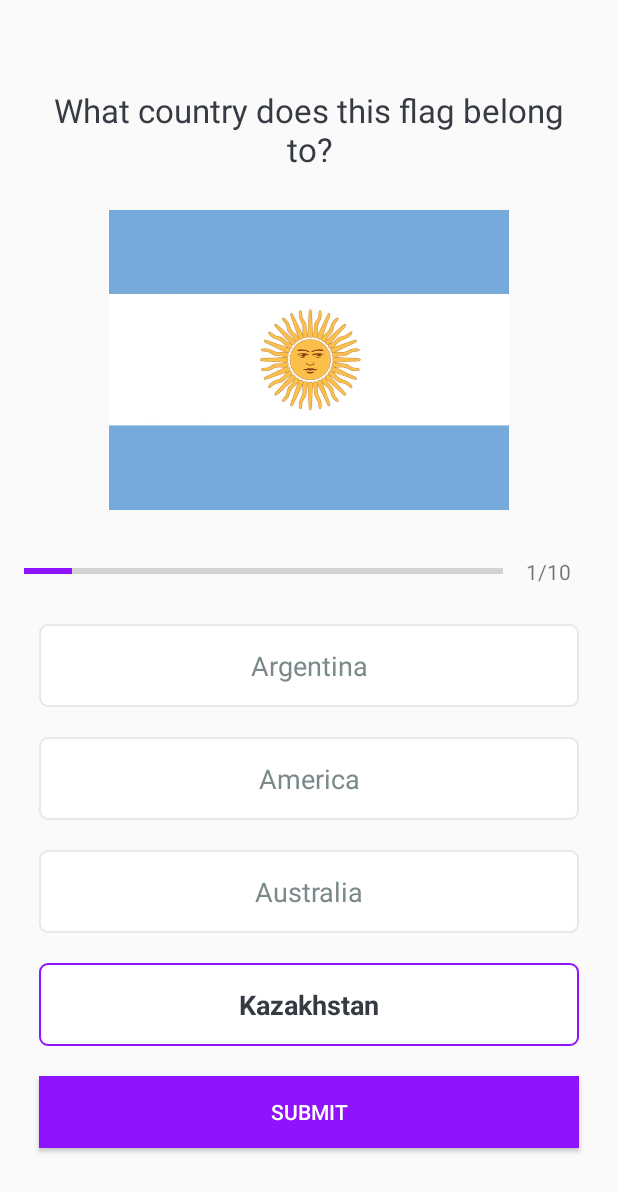
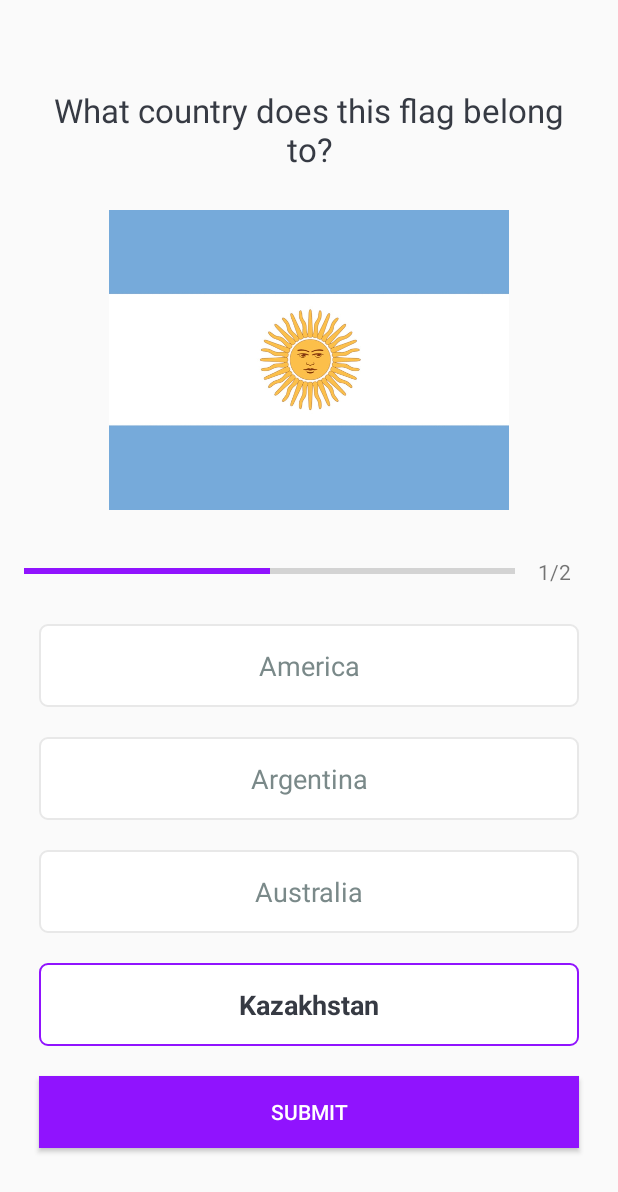
Before and after one commit to ukenovalex/androidQuizApp, an Android app: the QuizQuestionsActivity screen opened directly, with no data from a screen before it, after a tap on "Kazakhstan", on a phone screen of 412 x 824 dp. Shown: the top 1192 px of the screen. Run offline under Robolectric (Android 15) with nearby library versions, the phone set to English and light mode, and no system bars; 3 other taps on this screen came first.

Commit message:
finalize question app

```diff
--- a/app/src/main/java/com/example/quizapp/Constants.kt
+++ b/app/src/main/java/com/example/quizapp/Constants.kt
@@ -1,20 +1,38 @@
 package com.example.quizapp
 
 object Constants {
+
+    const val USER_NAME: String = "user_name"
+    const val TOTAL_QUESTIONS: String = "total_questions"
+    const val CORRECT_ANSWERS: String = "correct_answers"
+
+
     fun getQuestions(): ArrayList<Question> {
         val questionList = ArrayList<Question>()
         val que1 = Question(
             id = 1,
             question = "What country does this flag belong to?",
             image = R.drawable.argentina,
+            optionOne = "America",
+            optionTwo = "Argentina",
+            optionThree = "Australia",
+            optionFour = "Kazakhstan",
+            correctAnswer = 2
+        )
+
+        val que2 = Question(
+            id = 2,
+            question = "What country does this flag belong to?",
+            image = R.drawable.australia,
             optionOne = "Argentina",
             optionTwo = "America",
             optionThree = "Australia",
             optionFour = "Kazakhstan",
-            correctAnswer = 1
+            correctAnswer = 3
         )
 
         questionList.add(que1)
+        questionList.add(que2)
         return questionList
     }
 }
--- a/app/src/main/java/com/example/quizapp/MainActivity.kt
+++ b/app/src/main/java/com/example/quizapp/MainActivity.kt
@@ -27,6 +27,7 @@ class MainActivity : AppCompatActivity() {
                 Toast.makeText(this, "Please enter your name", Toast.LENGTH_SHORT).show()
             } else {
                 val intent = Intent(this, QuizQuestionsActivity::class.java)
+                intent.putExtra(Constants.USER_NAME, binding.etName.text.toString())
                 startActivity(intent)
                 finish()
             }
--- a/app/src/main/java/com/example/quizapp/QuizQuestionsActivity.kt
+++ b/app/src/main/java/com/example/quizapp/QuizQuestionsActivity.kt
@@ -1,12 +1,14 @@
 package com.example.quizapp
 
 import android.annotation.SuppressLint
+import android.content.Intent
 import android.graphics.Color
 import android.graphics.Typeface
 import androidx.appcompat.app.AppCompatActivity
 import android.os.Bundle
 import android.view.View
 import android.widget.TextView
+import android.widget.Toast
 import androidx.core.content.ContextCompat
 import com.example.quizapp.databinding.ActivityQuizQuestionsBinding
 
@@ -16,10 +18,16 @@ class QuizQuestionsActivity : AppCompatActivity(), View.OnClickListener {
     private var mCurrentPosition: Int = 1
     private var mQuestionList: ArrayList<Question>? = null
     private var mSelectedOptionPosition: Int = 0
+    private var mCorrectAnswers: Int = 0
+    private var mUserName: String? = null
+    private var mIsEnteredAnswer = false
 
 
     override fun onCreate(savedInstanceState: Bundle?) {
         super.onCreate(savedInstanceState)
+
+        mUserName = intent.getStringExtra(Constants.USER_NAME)
+
         binding = ActivityQuizQuestionsBinding.inflate(layoutInflater)
         val view = binding.root
         setContentView(view)
@@ -32,22 +40,79 @@ class QuizQuestionsActivity : AppCompatActivity(), View.OnClickListener {
     override fun onClick(view: View?) {
         when(view?.id) {
             R.id.tv_option_one -> selectOptionView(binding.tvOptionOne, 1)
-            R.id.tv_option_two -> selectOptionView(binding.tvOptionTwo, 1)
-            R.id.tv_option_three -> selectOptionView(binding.tvOptionThree, 1)
-            R.id.tv_option_four -> selectOptionView(binding.tvOptionFour, 1)
+            R.id.tv_option_two -> selectOptionView(binding.tvOptionTwo, 2)
+            R.id.tv_option_three -> selectOptionView(binding.tvOptionThree, 3)
+            R.id.tv_option_four -> selectOptionView(binding.tvOptionFour, 4)
+            R.id.btn_submit -> {
+                if (mSelectedOptionPosition == 0) {
+                    mCurrentPosition++
+
+                    when {
+                        mCurrentPosition <= mQuestionList!!.size -> {
+                            setQuestion()
+                        }
+                        else -> {
+                            val intent = Intent(this, ResultActivity::class.java)
+                            intent.putExtra(Constants.USER_NAME, mUserName)
+                            intent.putExtra(Constants.CORRECT_ANSWERS, mCorrectAnswers)
+                            intent.putExtra(Constants.TOTAL_QUESTIONS, mQuestionList!!.size)
+                            startActivity(intent)
+                            finish()
+                        }
+                    }
+                } else {
+                    val question = mQuestionList?.get(mCurrentPosition - 1)
+                    if(question!!.correctAnswer != mSelectedOptionPosition) {
+                        answerView(mSelectedOptionPosition, R.drawable.wrong_option_border_bg)
+                    } else {
+                        mCorrectAnswers++
+                    }
+                    answerView(question.correctAnswer, R.drawable.correct_option_border_bg)
+                    mIsEnteredAnswer = true
+                    if(mCurrentPosition == mQuestionList!!.size) {
+                        binding.btnSubmit.text = "Finish"
+                    } else {
+                        binding.btnSubmit.text = "Go to the next question"
+                    }
+                    mSelectedOptionPosition = 0
+                }
+            }
+        }
+    }
+
+    private fun answerView(answer: Int, drawableView: Int) {
+        when(answer) {
+            1 -> {
+                binding.tvOptionOne.background = ContextCompat.getDrawable(this, drawableView)
+            }
+            2 -> {
+                binding.tvOptionTwo.background = ContextCompat.getDrawable(this, drawableView)
+            }
+            3 -> {
+                binding.tvOptionThree.background = ContextCompat.getDrawable(this, drawableView)
+            }
+            4 -> {
+                binding.tvOptionFour.background = ContextCompat.getDrawable(this, drawableView)
+            }
         }
     }
 
     @SuppressLint("SetTextI18n")
     private fun setQuestion() {
-        mCurrentPosition = 1
         val question: Question? = mQuestionList!![mCurrentPosition - 1]
         defaultOptionsView()
+        mIsEnteredAnswer = false
+        if(mCurrentPosition == mQuestionList!!.size) {
+            binding.btnSubmit.text = "FINISH"
+        } else {
+            binding.btnSubmit.text = "Submit"
+        }
 
         binding.tvOptionOne.setOnClickListener(this)
         binding.tvOptionTwo.setOnClickListener(this)
         binding.tvOptionThree.setOnClickListener(this)
         binding.tvOptionFour.setOnClickListener(this)
+        binding.btnSubmit.setOnClickListener(this)
 
         binding.progressBar.progress = mCurrentPosition
         binding.tvProgress.text = "${mCurrentPosition}/${binding.progressBar.max}"
@@ -76,10 +141,13 @@ class QuizQuestionsActivity : AppCompatActivity(), View.OnClickListener {
 
 
     private fun selectOptionView(textView: TextView, selectedOptionNumber: Int) {
-        defaultOptionsView()
-        mSelectedOptionPosition = selectedOptionNumber
-        textView.setTextColor(Color.parseColor("#363A43"))
-        textView.setTypeface(textView.typeface, Typeface.BOLD)
-        textView.background = ContextCompat.getDrawable(this, R.drawable.selected_option_border_bg)
+        if(!mIsEnteredAnswer) {
+            defaultOptionsView()
+            mSelectedOptionPosition = selectedOptionNumber
+            textView.setTextColor(Color.parseColor("#363A43"))
+            textView.setTypeface(textView.typeface, Typeface.BOLD)
+            textView.background = ContextCompat.getDrawable(this, R.drawable.selected_option_border_bg)
+        }
+
     }
 }
--- /dev/null
+++ b/app/src/main/res/drawable/correct_option_border_bg.xml
@@ -0,0 +1,6 @@
+<?xml version="1.0" encoding="utf-8"?>
+<shape xmlns:android="http://schemas.android.com/apk/res/android"
+    android:shape="rectangle">
+    <solid android:color="@android:color/holo_green_light"/>
+    <corners android:radius="5dp" />
+</shape>
--- /dev/null
+++ b/app/src/main/res/drawable/wrong_option_border_bg.xml
@@ -0,0 +1,6 @@
+<?xml version="1.0" encoding="utf-8"?>
+<shape xmlns:android="http://schemas.android.com/apk/res/android"
+    android:shape="rectangle">
+    <solid android:color="@android:color/holo_red_light"/>
+    <corners android:radius="5dp" />
+</shape>
--- a/app/src/main/res/layout/activity_quiz_questions.xml
+++ b/app/src/main/res/layout/activity_quiz_questions.xml
@@ -40,7 +40,7 @@
                 android:layout_width="0dp"
                 android:layout_height="wrap_content"
                 android:layout_weight="1"
-                android:max="10"
+                android:max="2"
                 android:minHeight="50dp"
                 android:progress="0"
                 android:indeterminate="false"
@@ -53,7 +53,7 @@
                 android:padding="15dp"
                 android:textColorHint="#7A8089"
                 android:textSize="14sp"
-                android:text="0/1"/>
+                android:text=""/>
         </LinearLayout>
         <TextView
             android:id="@+id/tv_option_one"
@@ -65,7 +65,7 @@
             android:padding="15dp"
             android:textColor="#7A8089"
             android:textSize="18sp"
-            android:text="America"/>
+            android:text=""/>
         <TextView
             android:id="@+id/tv_option_two"
             android:layout_width="match_parent"
@@ -76,7 +76,7 @@
             android:padding="15dp"
             android:textColor="#7A8089"
             android:textSize="18sp"
-            android:text="America"/>
+            android:text=""/>
         <TextView
             android:id="@+id/tv_option_three"
             android:layout_width="match_parent"
@@ -87,7 +87,7 @@
             android:padding="15dp"
             android:textColor="#7A8089"
             android:textSize="18sp"
-            android:text="America"/>
+            android:text=""/>
         <TextView
             android:id="@+id/tv_option_four"
             android:layout_width="match_parent"
@@ -98,7 +98,7 @@
             android:padding="15dp"
             android:textColor="#7A8089"
             android:textSize="18sp"
-            android:text="America"/>
+            android:text=""/>
 
         <Button
             android:id="@+id/btn_submit"
```
Also changed, not shown: app/src/main/AndroidManifest.xml (+6 -1 lines), app/src/main/java/com/example/quizapp/ResultActivity.kt (added, +29 -0 lines), app/src/main/res/layout/activity_result.xml (added, +72 -0 lines), app/src/main/res/drawable/australia.jpg (added), app/src/main/res/drawable/ic_trophy.png (added).
